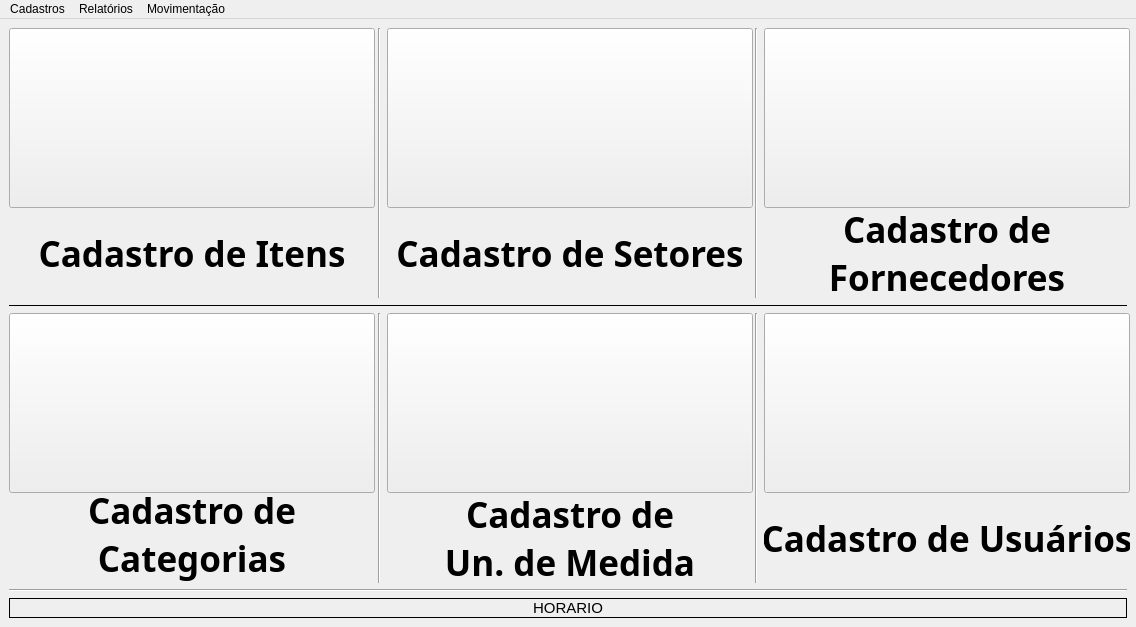
jmramos625/App_de_Estoque_Py, file Apps/main_window.ui: the form before one commit.
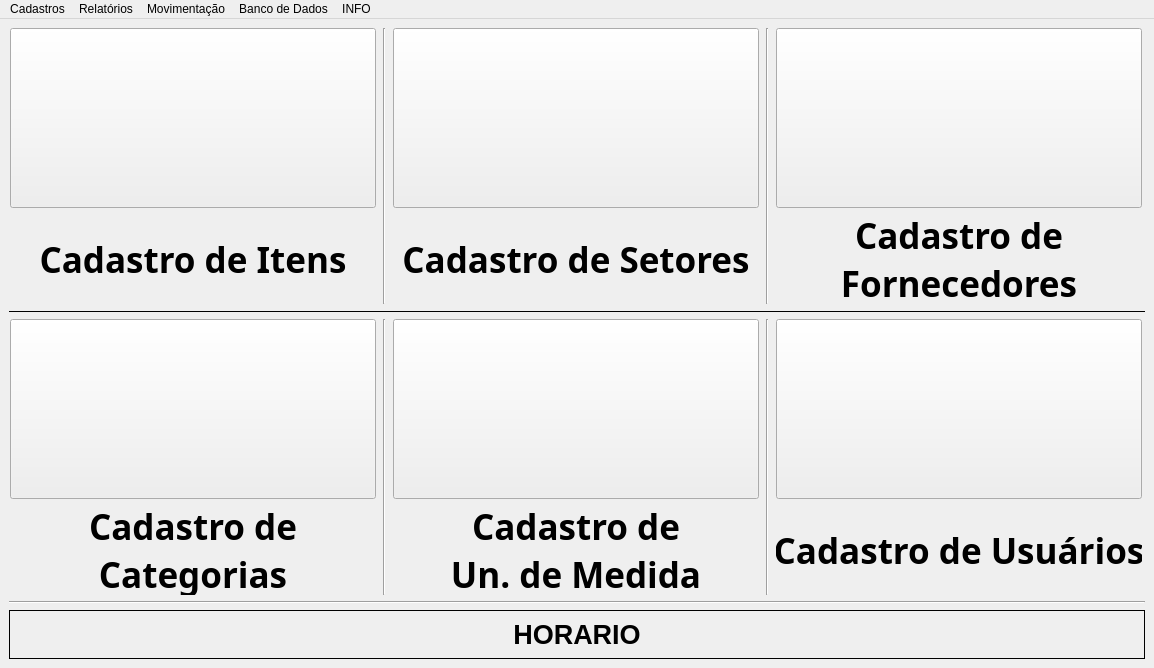
The form after the commit. Icons and pictures are not drawn.

```diff
--- a/Apps/main_window.ui
+++ b/Apps/main_window.ui
@@ -6,8 +6,8 @@
    <rect>
     <x>0</x>
     <y>0</y>
-    <width>1136</width>
-    <height>627</height>
+    <width>1154</width>
+    <height>668</height>
    </rect>
   </property>
   <property name="sizePolicy">
@@ -18,14 +18,14 @@
   </property>
   <property name="minimumSize">
    <size>
-    <width>1136</width>
-    <height>627</height>
+    <width>1154</width>
+    <height>668</height>
    </size>
   </property>
   <property name="maximumSize">
    <size>
-    <width>1136</width>
-    <height>627</height>
+    <width>1154</width>
+    <height>668</height>
    </size>
   </property>
   <property name="windowTitle">
@@ -80,6 +80,12 @@
         </item>
         <item>
          <widget class="QLabel" name="label_cadastro_de_itens_menu">
+          <property name="sizePolicy">
+           <sizepolicy hsizetype="Minimum" vsizetype="Minimum">
+            <horstretch>0</horstretch>
+            <verstretch>0</verstretch>
+           </sizepolicy>
+          </property>
           <property name="minimumSize">
            <size>
             <width>366</width>
@@ -161,6 +167,12 @@
         </item>
         <item>
          <widget class="QLabel" name="label_cadastro_de_setores">
+          <property name="sizePolicy">
+           <sizepolicy hsizetype="Minimum" vsizetype="Minimum">
+            <horstretch>0</horstretch>
+            <verstretch>0</verstretch>
+           </sizepolicy>
+          </property>
           <property name="minimumSize">
            <size>
             <width>366</width>
@@ -242,6 +254,12 @@
         </item>
         <item>
          <widget class="QLabel" name="label_cadastro_de_fornecedores">
+          <property name="sizePolicy">
+           <sizepolicy hsizetype="Minimum" vsizetype="Minimum">
+            <horstretch>0</horstretch>
+            <verstretch>0</verstretch>
+           </sizepolicy>
+          </property>
           <property name="minimumSize">
            <size>
             <width>366</width>
@@ -336,12 +354,24 @@
         </item>
         <item>
          <widget class="QLabel" name="label_cadastro_de_categorias">
+          <property name="sizePolicy">
+           <sizepolicy hsizetype="Minimum" vsizetype="Minimum">
+            <horstretch>0</horstretch>
+            <verstretch>0</verstretch>
+           </sizepolicy>
+          </property>
           <property name="minimumSize">
            <size>
             <width>366</width>
             <height>90</height>
            </size>
           </property>
+          <property name="maximumSize">
+           <size>
+            <width>366</width>
+            <height>90</height>
+           </size>
+          </property>
           <property name="font">
            <font>
             <family>Sitka Heading</family>
@@ -414,6 +444,12 @@
         </item>
         <item>
          <widget class="QLabel" name="label_cadastro_de_un_medida">
+          <property name="sizePolicy">
+           <sizepolicy hsizetype="Minimum" vsizetype="Minimum">
+            <horstretch>0</horstretch>
+            <verstretch>0</verstretch>
+           </sizepolicy>
+          </property>
           <property name="minimumSize">
            <size>
             <width>366</width>
@@ -498,6 +534,12 @@
         </item>
         <item>
          <widget class="QLabel" name="label_cadastro_de_usuarios">
+          <property name="sizePolicy">
+           <sizepolicy hsizetype="Minimum" vsizetype="Minimum">
+            <horstretch>0</horstretch>
+            <verstretch>0</verstretch>
+           </sizepolicy>
+          </property>
           <property name="minimumSize">
            <size>
             <width>366</width>
@@ -540,7 +582,8 @@
      <widget class="QLabel" name="label_horario">
       <property name="font">
        <font>
-        <pointsize>11</pointsize>
+        <pointsize>20</pointsize>
+        <bold>true</bold>
        </font>
       </property>
       <property name="frameShape">
@@ -561,7 +604,7 @@
     <rect>
      <x>0</x>
      <y>0</y>
-     <width>1136</width>
+     <width>1154</width>
      <height>22</height>
     </rect>
    </property>
@@ -621,9 +664,23 @@
     <addaction name="menuEntrada"/>
     <addaction name="menuSa_da"/>
    </widget>
+   <widget class="QMenu" name="menuBanco_de_Dados">
+    <property name="title">
+     <string>Banco de Dados</string>
+    </property>
+    <addaction name="actionConectar_ao_Banco_de_Dados"/>
+   </widget>
+   <widget class="QMenu" name="menuINFO">
+    <property name="title">
+     <string>INFO</string>
+    </property>
+    <addaction name="actionSobre"/>
+   </widget>
    <addaction name="menuCadastros"/>
    <addaction name="menuRelat_rios"/>
    <addaction name="menuMovimenta_o"/>
+   <addaction name="menuBanco_de_Dados"/>
+   <addaction name="menuINFO"/>
   </widget>
   <action name="actionCadastro_de_Item">
    <property name="text">
```
Left out of the diff: 16 changed lines with no effect on the pictures.
